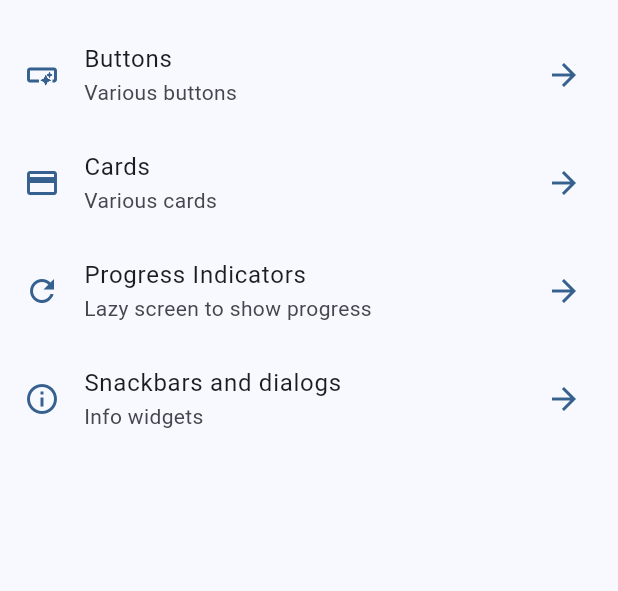
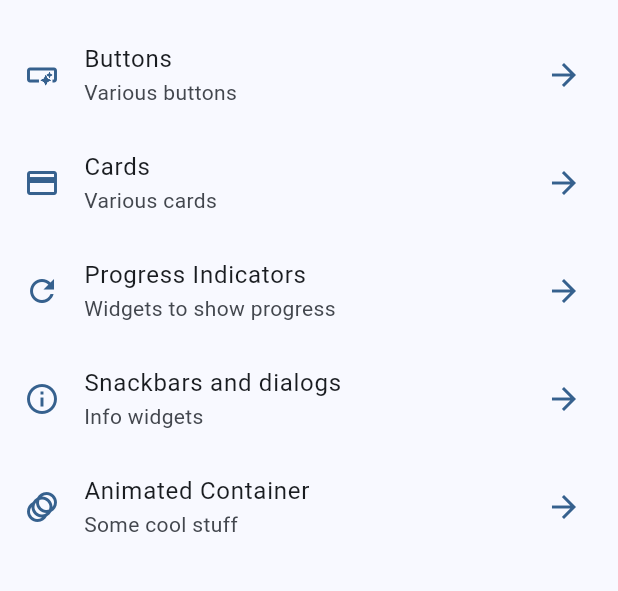
Before and after one commit to ProgramadorIV/Simple-flutter-app, a Flutter app: the screen it shows after launch, on a phone screen of 412 x 824 dp, the part 63-654 px from its top. Run offline on Flutter 3.47's test engine with Material 2 defaults, Android fonts, the phone set to English and light mode, and no system bars; our stand-ins replace go_router.

Commit message:
Animated container implemented

```diff
--- a/lib/config/menu/menu_item.dart
+++ b/lib/config/menu/menu_item.dart
@@ -29,7 +29,7 @@ const appMenuItems = <MenuItem>[
   ),
   MenuItem(
     title: 'Progress Indicators',
-    subTitle: 'Lazy screen to show progress',
+    subTitle: 'Widgets to show progress',
     link: '/progress',
     icon: Icons.refresh_outlined,
   ),
@@ -39,4 +39,10 @@ const appMenuItems = <MenuItem>[
     link: '/snackbars',
     icon: Icons.info_outline,
   ),
+  MenuItem(
+    title: 'Animated Container',
+    subTitle: 'Some cool stuff',
+    link: '/animations',
+    icon: Icons.animation_outlined,
+  ),
 ];
--- a/lib/config/routing/app_router.dart
+++ b/lib/config/routing/app_router.dart
@@ -29,5 +29,10 @@ final appRouter = GoRouter(
       name: SnackbarScreen.name,
       builder: (context, state) => const SnackbarScreen(),
     ),
+    GoRoute(
+      path: '/animations',
+      name: AnimatedScreen.name,
+      builder: (context, state) => const AnimatedScreen(),
+    ),
   ],
 );
```
Also changed, not shown: lib/presentation/screens/animated/animated_screen.dart (+52 -2 lines).
